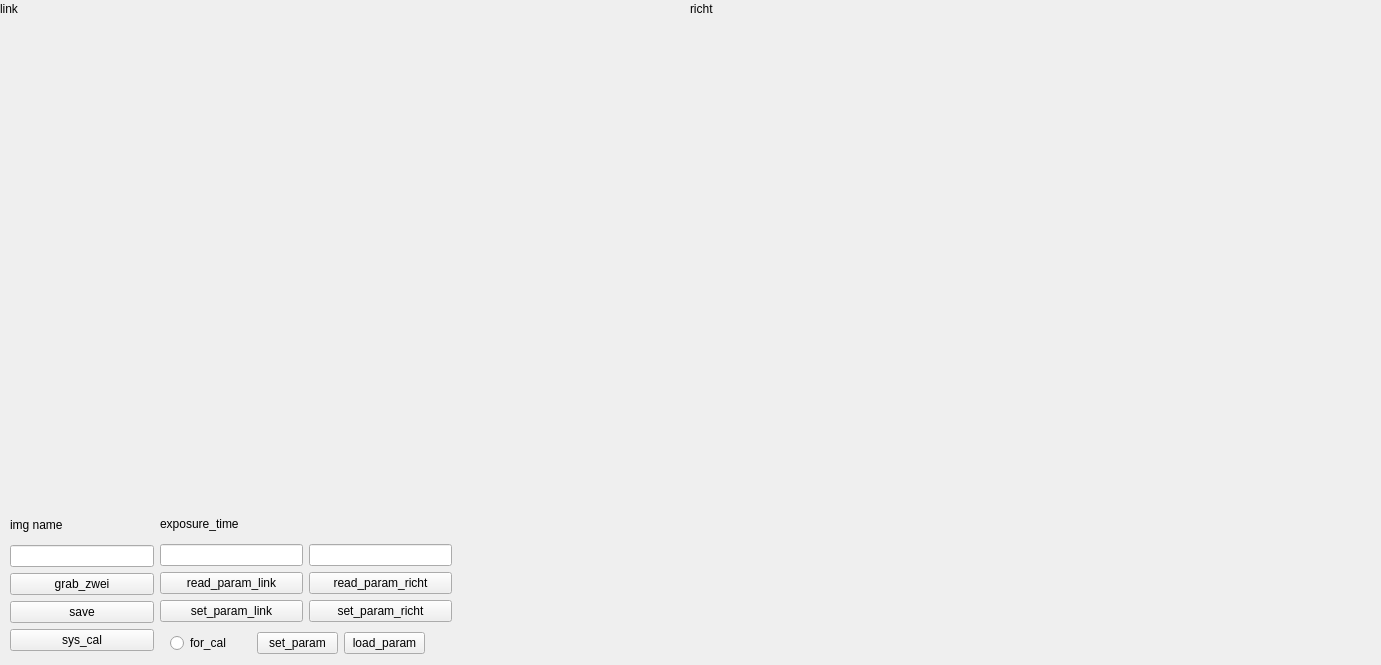
The window that ui_control/zwei_construct_win.ui (klugcyk/dieschwesterwaternderengle) describes before a commit, drawn with Qt 5.
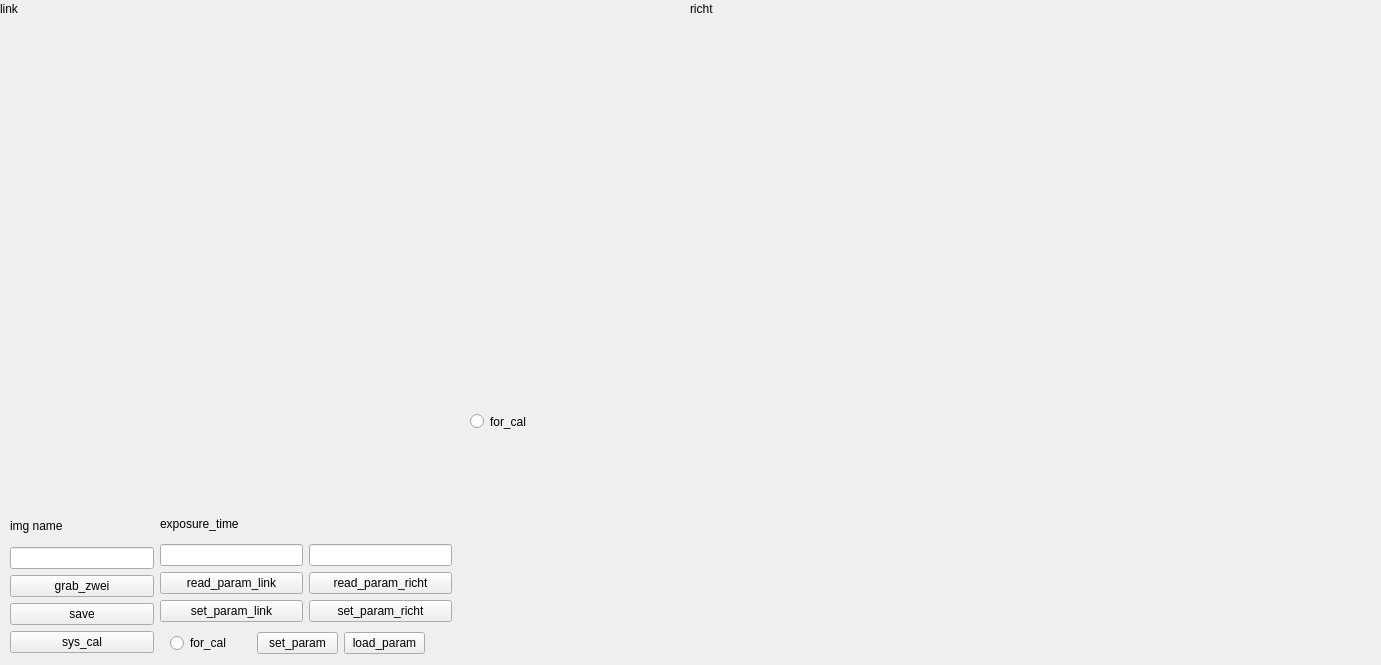
The same window after the commit.

Patch:
```diff
--- a/ui_control/zwei_construct_win.ui
+++ b/ui_control/zwei_construct_win.ui
@@ -72,7 +72,7 @@
      <x>10</x>
      <y>510</y>
      <width>144</width>
-     <height>141</height>
+     <height>143</height>
     </rect>
    </property>
    <layout class="QVBoxLayout" name="verticalLayout">
@@ -135,7 +135,7 @@
     <string>richt</string>
    </property>
   </widget>
-  <widget class="QWidget" name="">
+  <widget class="QWidget" name="layoutWidget">
    <property name="geometry">
     <rect>
      <x>170</x>
@@ -168,6 +168,19 @@
     </item>
    </layout>
   </widget>
+  <widget class="QRadioButton" name="for_cal_2">
+   <property name="geometry">
+    <rect>
+     <x>470</x>
+     <y>410</y>
+     <width>72</width>
+     <height>23</height>
+    </rect>
+   </property>
+   <property name="text">
+    <string>for_cal</string>
+   </property>
+  </widget>
  </widget>
  <resources/>
  <connections/>
```
